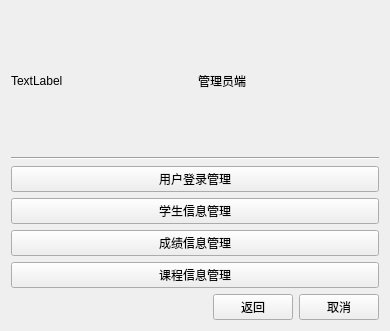
This is manger.ui in hooray1998/SC_System as Qt 5 draws it before an edit. The edited form follows.
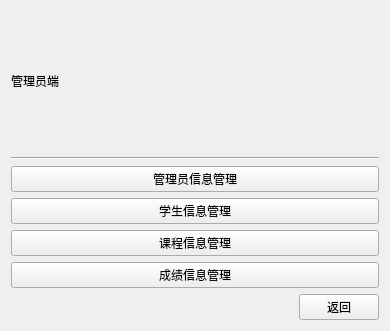
This is the edited form.

Commit message: 管理功能都ok了

```diff
--- a/manger.ui
+++ b/manger.ui
@@ -16,13 +16,6 @@
   <layout class="QVBoxLayout" name="verticalLayout_3">
    <item>
     <layout class="QHBoxLayout" name="horizontalLayout_3">
-     <item>
-      <widget class="QLabel" name="label_useradmin">
-       <property name="text">
-        <string>TextLabel</string>
-       </property>
-      </widget>
-     </item>
      <item>
       <widget class="QLabel" name="label">
        <property name="text">
@@ -46,7 +39,7 @@
        <item>
         <widget class="QPushButton" name="userloginButton">
          <property name="text">
-          <string>用户登录管理</string>
+          <string>管理员信息管理</string>
          </property>
         </widget>
        </item>
@@ -57,13 +50,6 @@
          </property>
         </widget>
        </item>
-       <item>
-        <widget class="QPushButton" name="scoremanagepushButton">
-         <property name="text">
-          <string>成绩信息管理</string>
-         </property>
-        </widget>
-       </item>
        <item>
         <widget class="QPushButton" name="course_manageButton">
          <property name="text">
@@ -71,6 +57,13 @@
          </property>
         </widget>
        </item>
+       <item>
+        <widget class="QPushButton" name="scoremanagepushButton">
+         <property name="text">
+          <string>成绩信息管理</string>
+         </property>
+        </widget>
+       </item>
       </layout>
      </item>
     </layout>
@@ -97,13 +90,6 @@
        </property>
       </widget>
      </item>
-     <item>
-      <widget class="QPushButton" name="pushButton_10">
-       <property name="text">
-        <string>取消</string>
-       </property>
-      </widget>
-     </item>
     </layout>
    </item>
   </layout>
```
The commit also changes 58 other files.
